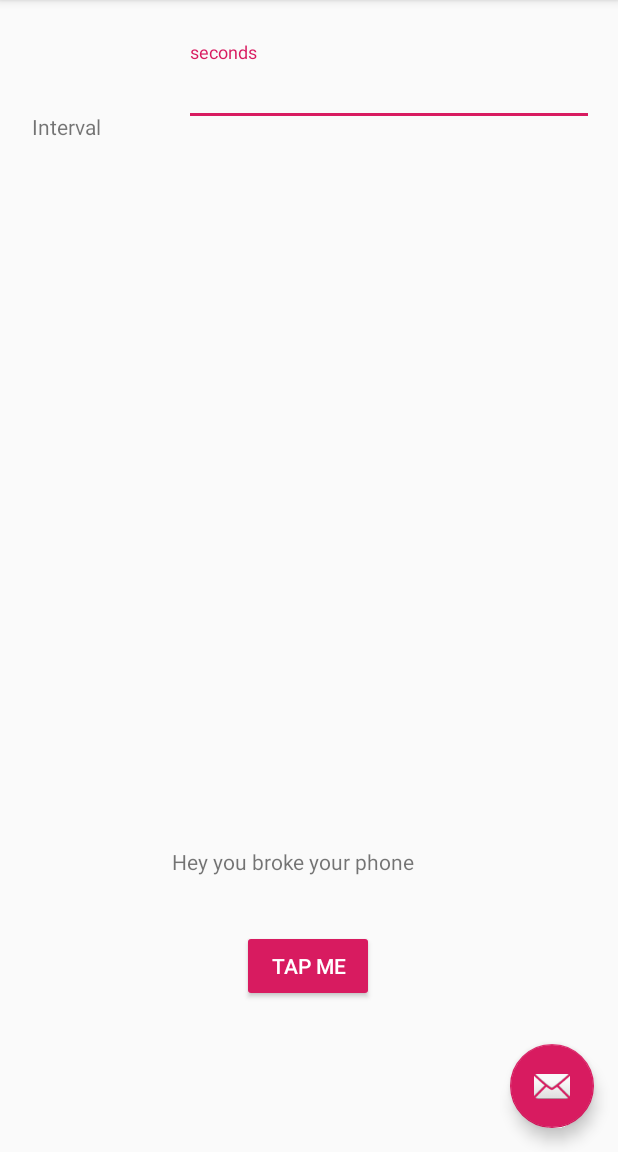
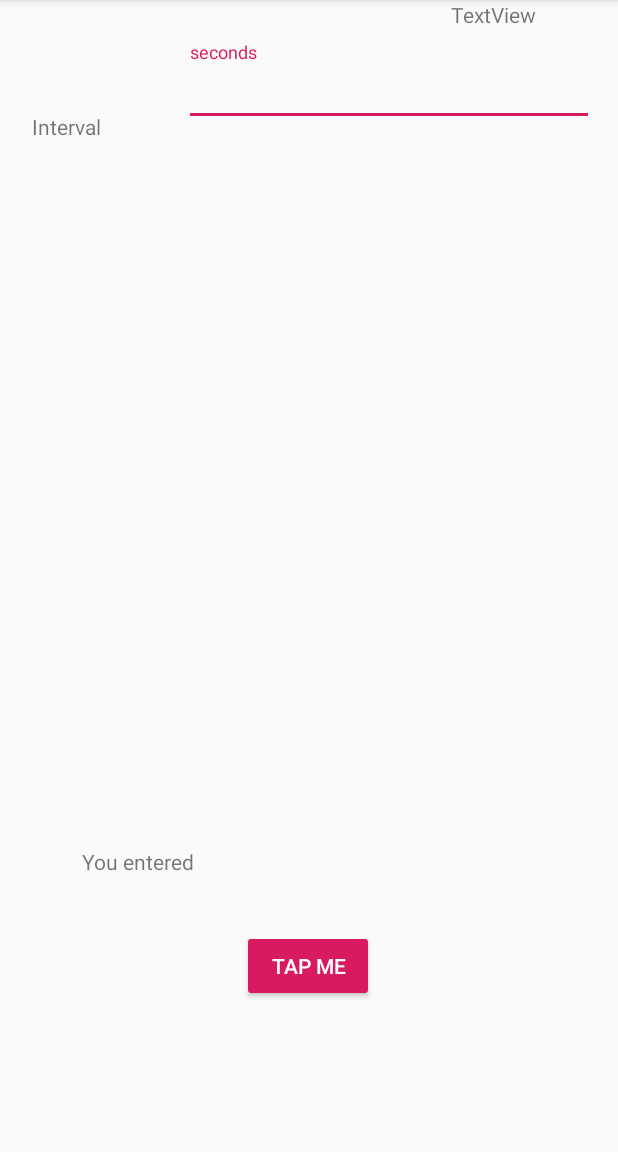
Before and after one commit to test4bo/MDCam-HD, an Android app: the screen it shows after launch (MainActivity), after a tap on "TAP ME", on a phone screen of 412 x 824 dp, the part 84-1236 px from its top. Run offline under Robolectric (Android 15) with nearby library versions, the phone set to English and light mode, and no system bars.

Commit message:
updated to get the input field to display after button tap.

```diff
--- a/app/src/main/java/com/goldfinch355/MainActivity.java
+++ b/app/src/main/java/com/goldfinch355/MainActivity.java
@@ -35,7 +35,7 @@ public class MainActivity extends AppCompatActivity {
                 new Button.OnClickListener(){
                     public void onClick(View v){
                         TextView displaySeconds = (TextView)findViewById(R.id.displaySeconds);
-                        displaySeconds.setText("Hey you broke your phone huh?");
+                        displaySeconds.setText("You entered");
                     }
                 }
         );
@@ -62,4 +62,13 @@ public class MainActivity extends AppCompatActivity {
 
         return super.onOptionsItemSelected(item);
     }
+
+    public void displayTime(View view) {
+        display(3);
+    }
+
+    private void display(int time) {
+        TextView displayThis = (TextView) findViewById(R.id.displayAfterTap);
+        displayThis.setText("" + time);
+    }
 }
--- a/app/src/main/res/layout/activity_main.xml
+++ b/app/src/main/res/layout/activity_main.xml
@@ -22,12 +22,5 @@
 
     <include layout="@layout/content_main" />
 
-    <android.support.design.widget.FloatingActionButton
-        android:id="@+id/fab"
-        android:layout_width="wrap_content"
-        android:layout_height="wrap_content"
-        android:layout_gravity="bottom|end"
-        android:layout_margin="@dimen/fab_margin"
-        app:srcCompat="@android:drawable/ic_dialog_email" />
 
 </android.support.design.widget.CoordinatorLayout>
--- a/app/src/main/res/layout/content_main.xml
+++ b/app/src/main/res/layout/content_main.xml
@@ -29,6 +29,7 @@
         android:layout_marginEnd="8dp"
         android:layout_marginBottom="100dp"
         android:text="@string/StartButton"
+        android:onClick="displayTime"
         app:layout_constraintBottom_toBottomOf="parent"
         app:layout_constraintEnd_toEndOf="parent"
         app:layout_constraintHorizontal_bias="0.498"
@@ -36,14 +37,14 @@
 
     <TextView
         android:id="@+id/displaySeconds"
-        android:layout_width="183dp"
+        android:layout_width="wrap_content"
         android:layout_height="0dp"
         android:layout_marginStart="8dp"
         android:layout_marginEnd="8dp"
         android:layout_marginBottom="36dp"
-        android:text="input time and press Start"
+        android:text="Tap me please... "
         app:layout_constraintBottom_toTopOf="@+id/startButton"
-        app:layout_constraintEnd_toEndOf="parent"
+        app:layout_constraintEnd_toStartOf="@+id/displayAfterTap"
         app:layout_constraintStart_toStartOf="parent" />
 
     <android.support.design.widget.TextInputLayout
@@ -65,4 +66,15 @@
             android:hint="@string/timeInput" />
     </android.support.design.widget.TextInputLayout>
 
+    <TextView
+        android:id="@+id/displayAfterTap"
+        android:layout_width="wrap_content"
+        android:layout_height="wrap_content"
+        android:layout_marginStart="115dp"
+        android:layout_marginEnd="8dp"
+        android:text="TextView"
+        app:layout_constraintEnd_toEndOf="parent"
+        app:layout_constraintStart_toEndOf="@+id/displaySeconds"
+        tools:layout_editor_absoluteY="472dp" />
+
 </android.support.constraint.ConstraintLayout>
```
Also changed, not shown: 1 other file.
